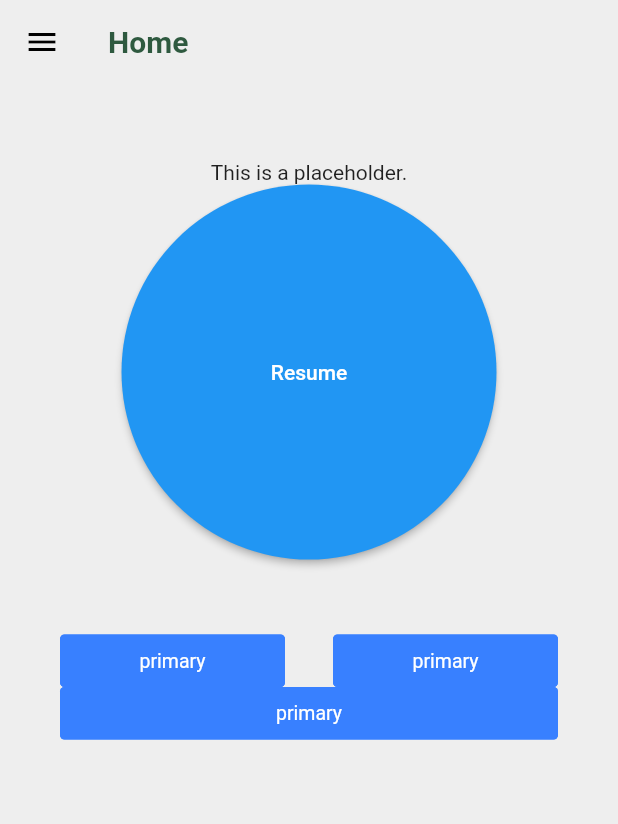
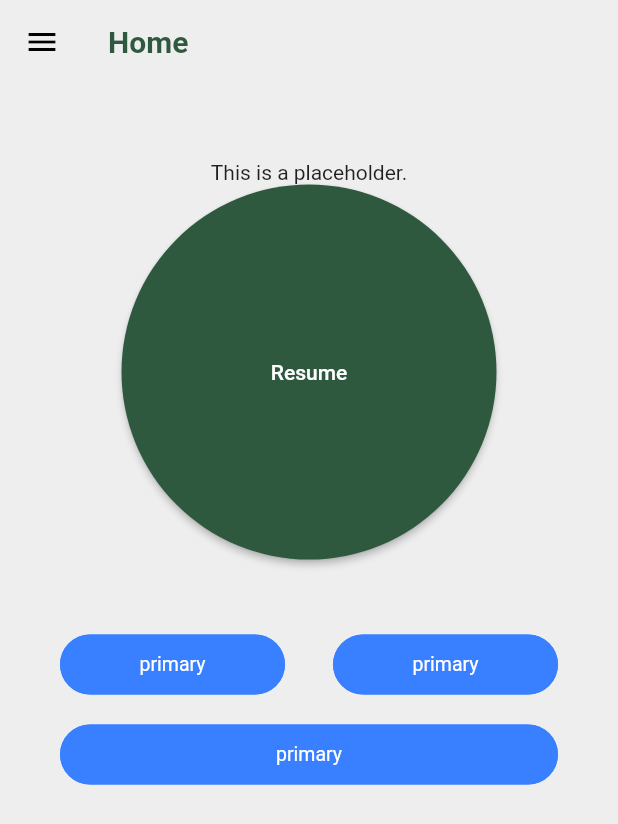
Before and after one commit to GSC-2023/Flutter_App, a Flutter app: the screen it shows after launch, after a tap on "Begin Work", on a phone screen of 412 x 824 dp. Shown: the top 824 px of the screen. Run offline on Flutter 3.47's test engine with Material 2 defaults, Android fonts, the phone set to English and light mode, and no system bars; drawn by our look-alikes of getwidget.

Commit message:
feat: add colors.dart for global colors

```diff
--- /dev/null
+++ b/break_app/lib/colors/colors.dart
@@ -0,0 +1,4 @@
+import 'package:flutter/material.dart';
+
+const DarkGreen = const Color(0xff2E593F);
+const White = const Color(0xffFFFFFF);
--- a/break_app/lib/screens/home.dart
+++ b/break_app/lib/screens/home.dart
@@ -1,3 +1,4 @@
+import 'package:break_app/colors/colors.dart';
 import 'package:flutter/material.dart';
 import 'package:break_app/screens/home_quote.dart';
 import 'package:break_app/screens/home_button.dart';
@@ -99,6 +100,7 @@ class _HomeState extends State<Home> {
             style: ElevatedButton.styleFrom(
               fixedSize: const Size(250, 250),
               shape: const CircleBorder(),
+              backgroundColor: DarkGreen
             ),
             child:
               started ? (isRunning ? Text('Pause') : Text('Resume')) : Text('Begin Work'),
--- a/break_app/lib/screens/home_button.dart
+++ b/break_app/lib/screens/home_button.dart
@@ -1,11 +1,12 @@
 import 'package:flutter/material.dart';
 import 'package:getwidget/getwidget.dart';
+import 'package:break_app/colors/colors.dart';
 
 class HomeButton extends StatelessWidget{
   @override
   Widget build(BuildContext context){
     return Container(
-      padding: const EdgeInsets.fromLTRB(40, 50, 40, 10),
+      padding: const EdgeInsets.fromLTRB(40, 50, 40, 0),
       width: double.infinity,
       height: 400,
       child: Column(
@@ -15,26 +16,35 @@ class HomeButton extends StatelessWidget{
             children: [
             Container(
               width: 150,
+              height: 40,
               child: GFButton(
                 onPressed: (){},
-                text:"primary"
+                text:"primary",
+                shape: GFButtonShape.pills,
               ),
             ),
             Container(
               width: 150,
+              height: 40,
               child: GFButton(
                 onPressed: (){},
-                text:"primary"
+                text:"primary",
+                shape: GFButtonShape.pills,
               ),
             ),
           ],),
           Container(
             width: double.infinity,
+            padding: const EdgeInsets.fromLTRB(0, 20, 0, 0),
             child:
-            GFButton(
-            onPressed: (){},
-            text:"primary"
-          ),
+              Container(
+                height: 40,
+                child: GFButton(
+                onPressed: (){},
+                text:"primary",
+                shape: GFButtonShape.pills,
+                ),
+              ),
           ),
         ],
       ),
```
